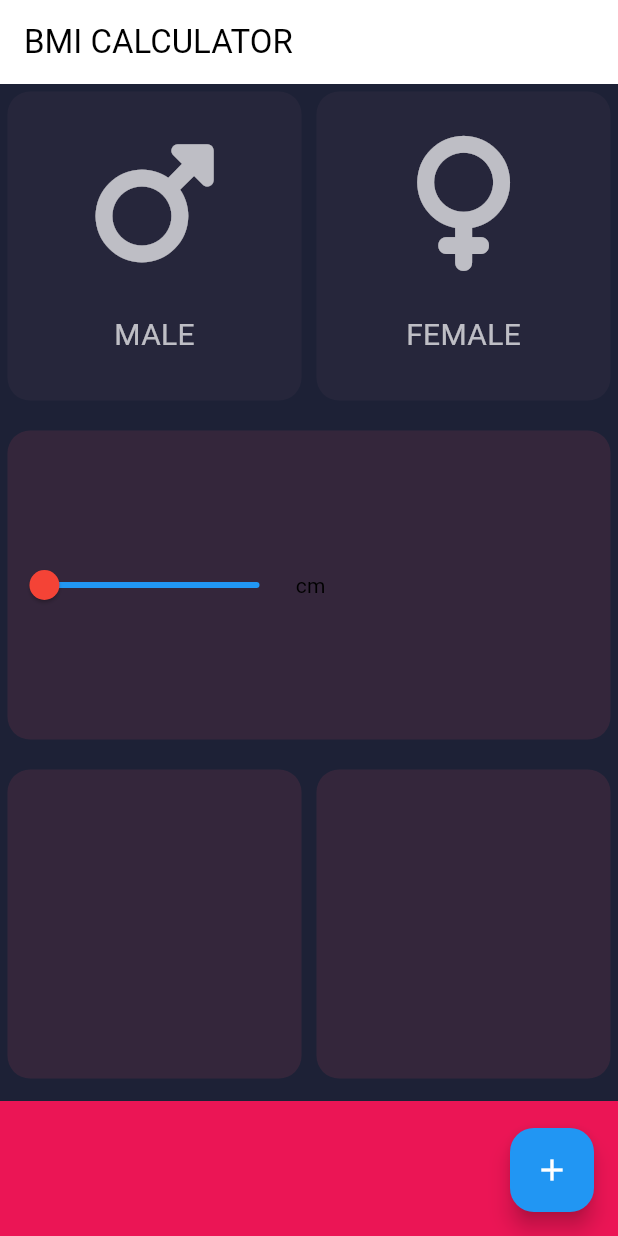
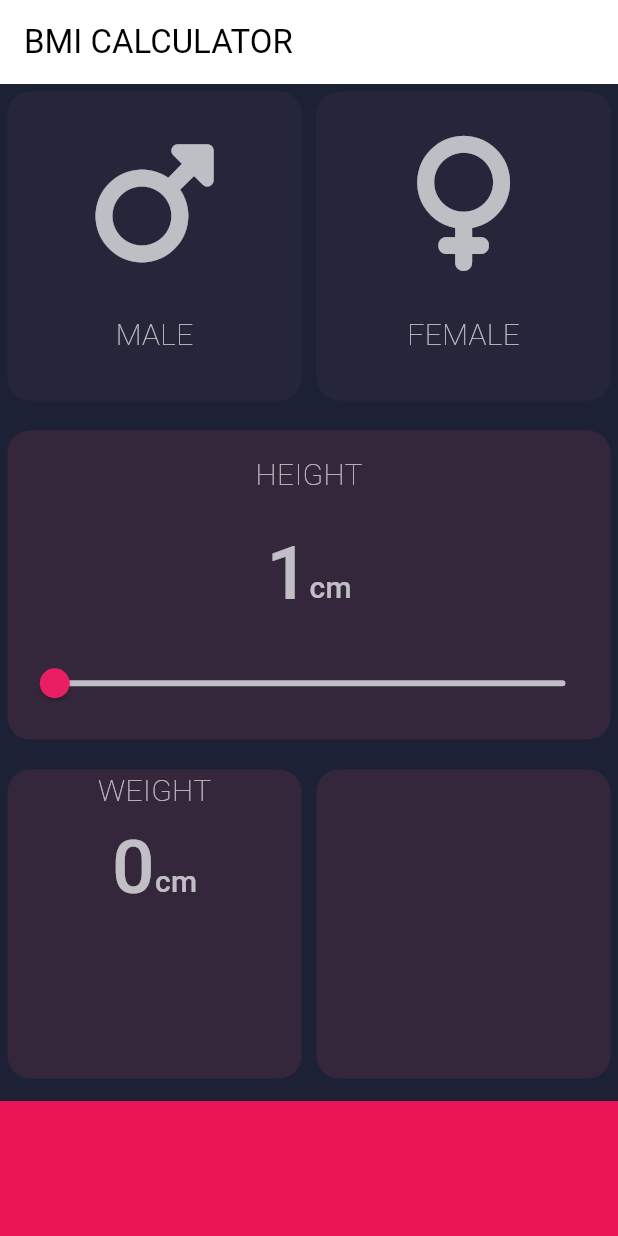
Before and after one commit to Kriptos23/bmi_calc, a Flutter app: the screen it shows after launch, on a phone screen of 412 x 824 dp. Run offline on Flutter 3.47's test engine with Material 3 defaults, Android fonts, the phone set to English and light mode, and no system bars; our stand-ins replace font_awesome_flutter.

Commit message:
doing weight and 2 floating action buttons now(I know it is a bad idea)

```diff
--- /dev/null
+++ b/lib/constants.dart
@@ -0,0 +1,17 @@
+import 'package:flutter/material.dart';
+
+const TextStyle kTextGender = TextStyle(fontSize: 20, color: Colors.white70,
+    fontWeight: FontWeight.w100);
+const kActiveContainer = Color(0xFF34263B);
+const kPassiveContainer = Color(0xFF26263B);
+
+int kScaffBackColor = 0xFF1D2136;
+int kSecondaryColor = 0xFF24263B;
+int kLowerContainer = 0xFFEB1555;
+
+double kSliderValue = 1;
+
+int weight = 0;
+
+TextStyle kNumberStyle = TextStyle(fontSize: 50, color: Colors.white70,
+    fontWeight: FontWeight.w500);
--- a/lib/containers.dart
+++ b/lib/containers.dart
@@ -8,6 +8,7 @@ class Containers extends StatelessWidget {
   final Color color;
   void Function()? OnPress;
 // final Function OnPress;
+
   Containers({required this.color, this.ContChild, this
       .OnPress});
 
@@ -17,7 +18,7 @@ class Containers extends StatelessWidget {
       onTap: OnPress,
       child: Container(
           child: ContChild,
-          margin: EdgeInsets.fromLTRB(5, 5, 5, 0),
+          margin: const EdgeInsets.fromLTRB(5, 5, 5, 0),
           // width: width1?.toDouble(), height: height1?.toDouble()
           decoration: BoxDecoration(
               color: color, borderRadius: BorderRadius.circular(15))),
--- a/lib/icon_widget.dart
+++ b/lib/icon_widget.dart
@@ -1,7 +1,5 @@
 import 'package:flutter/material.dart';
-import 'icon_widget.dart';
-
-const TextStyle textGender = TextStyle(fontSize: 20, color: Colors.white70);
+import 'constants.dart';
 
 class IconWidget extends StatelessWidget {
   final IconData iconG;
@@ -13,7 +11,7 @@ class IconWidget extends StatelessWidget {
   Widget build(BuildContext context) {
     return Column(mainAxisAlignment: MainAxisAlignment.spaceEvenly, children: [
       Icon(iconG, color: Colors.white70, size: 90),
-      Text(gender, style: textGender)
+      Text(gender, style: kTextGender)
     ]);
   }
 }
--- a/lib/input_page.dart
+++ b/lib/input_page.dart
@@ -2,14 +2,19 @@ import 'package:flutter/material.dart';
 import 'containers.dart';
 import 'icon_widget.dart';
 import 'package:font_awesome_flutter/font_awesome_flutter.dart';
+import 'constants.dart';
 import 'main.dart';
+
+Color maleContainerColor = kPassiveContainer;
+Color femaleContainerColor = kPassiveContainer;
+MaleOrFemale? gender;
+
+enum MaleOrFemale { male, female }
 
 class InputPage extends StatefulWidget {
   @override
   _InputPageState createState() => _InputPageState();
 }
-
-double sliderValue = 1;
 
 class _InputPageState extends State<InputPage> {
   @override
@@ -33,7 +38,7 @@ class _InputPageState extends State<InputPage> {
                       // color: Color(currentContainerMale),
                       color: (gender == MaleOrFemale.male)
                           ? Colors.blue
-                          : passiveContainer,
+                          : kPassiveContainer,
                       ContChild: IconWidget(
                         iconG: FontAwesomeIcons.mars,
                         gender: "MALE",
@@ -52,7 +57,7 @@ class _InputPageState extends State<InputPage> {
                       // color: Color(currentContainerFemale),
                       color: (gender == MaleOrFemale.female)
                           ? Colors.pink
-                          : passiveContainer,
+                          : kPassiveContainer,
                       ContChild: IconWidget(
                           iconG: FontAwesomeIcons.venus, gender: "FEMALE"),
                       OnPress: () {
@@ -74,21 +79,54 @@ class _InputPageState extends State<InputPage> {
               children: [
                 Expanded(
                     child: Containers(
-                          color: activeContainer,
+                  color: kActiveContainer,
                   OnPress: () {},
-                          ContChild: Row(children: [
-                              Slider(thumbColor: Colors.red, activeColor:
-                              Colors.green, inactiveColor: Colors.blue,
-                                 secondaryTrackValue: sliderValue,
-                                  value:
-                              sliderValue, max:
-                              230,
-                                  onChanged:
-                                  (double value){
+                  ContChild: Column(
+                      mainAxisAlignment: MainAxisAlignment.end,
+                      // crossAxisAlignment: CrossAxisAlignment.baseline,
+                      // textBaseline: TextBaseline.alphabetic,
+                      children: [
+                        Padding(
+                          padding: EdgeInsets.fromLTRB(0, 15, 0, 15),
+                          child: Text(
+                            "HEIGHT",
+                            style: kTextGender,
+                          ),
+                        ),
+                        Row(
+                          mainAxisAlignment: MainAxisAlignment.center,
+                          crossAxisAlignment: CrossAxisAlignment.baseline,
+                          textBaseline: TextBaseline.ideographic,
+                          children: [
+                            Text(
+                              '${kSliderValue.round()}',
+                              style: kNumberStyle,
+                            ),
+                            Text('cm', style: kNumberStyle.copyWith(fontSize:
+                            20))
+                          ],
+                        ),
+                        Expanded(
+                          child: SliderTheme(data: SliderThemeData
+                            (overlayShape: RoundSliderOverlayShape
+                            (overlayRadius: 30), thumbColor: (gender ==
+                              MaleOrFemale.male) ? Colors.blue : Colors.pink,
+                              activeTrackColor: (gender ==
+                                  MaleOrFemale.male) ? Colors.blue : Colors.pink),
+                            child: Slider(
+                                // thumbColor: Colors.red,
+                                // activeColor: Color(0xFFE83D66),
+                                inactiveColor: Colors.white70,
+                                secondaryTrackValue: kSliderValue,
+                                value: kSliderValue,
+                                max: 230,
+                                onChanged: (double value) {
                                   setState(() {
-                                  sliderValue = value;
+                                    kSliderValue = value;
                                   });
-                                }), Text('cm')
+                                }),
+                          ),
+                        ),
                       ]),
                 ))
               ],
@@ -97,38 +135,39 @@ class _InputPageState extends State<InputPage> {
             Expanded(
                 child: Row(children: [
               Expanded(
-                      child: Containers(
-                          color: activeContainer, OnPress: () {})),
+                  child: Containers(color: kActiveContainer,
+                      ContChild: Column(
+                        children: [
+                          Text("WEIGHT", style: kTextGender,),
+                        Row(
+                          crossAxisAlignment: CrossAxisAlignment.baseline,
+                          textBaseline: TextBaseline.alphabetic,
+                          mainAxisAlignment: MainAxisAlignment.center,
+                          children: [
+                            Text("$weight", style: kNumberStyle), Text('cm',
+                                style: kNumberStyle.copyWith(fontSize: 20))
+                          ],
+                        ),
+                        Row(children: []),
+                        ],
+                      ))),
               Expanded(
-                      child: Containers(color: activeContainer, OnPress: () {}))
+                  child: Containers(color: kActiveContainer, OnPress: () {}))
             ])),
             Container(
                 width: double.infinity,
                 height: 90,
-                color: Color(0xFFEB1555),
+                color: Color(kLowerContainer),
                 margin: EdgeInsets.only(top: 15))
           ],
         ),
       ),
-      floatingActionButton: FloatingActionButton(
-        onPressed: () {},
-        child: Icon(Icons.add),
-      ),
     );
   }
 }
-
-const activeContainer = Color(0xFF34263B);
-const passiveContainer = Color(0xFF26263B);
 // int currentContainerMale = passiveContainer;
 // int currentContainerFemale = passiveContainer;
 
-Color maleContainerColor = passiveContainer;
-Color femaleContainerColor = passiveContainer;
-
-enum MaleOrFemale { male, female }
-
-MaleOrFemale? gender;
 // void updateContainerColorGender(maleOrFemale a) {
 //   if (a == maleOrFemale.male) {
 //     // if(maleContainerColor == passiveContainer){
--- a/lib/main.dart
+++ b/lib/main.dart
@@ -1,5 +1,6 @@
 import 'package:flutter/material.dart';
 import 'input_page.dart';
+import 'constants.dart';
 
 void main() => runApp(BMICalculator());
 
@@ -8,10 +9,10 @@ class BMICalculator extends StatelessWidget {
   Widget build(BuildContext context) {
     return MaterialApp(
       theme: ThemeData(
-        scaffoldBackgroundColor: Color(0xFF1D2136),
+        scaffoldBackgroundColor: Color(kScaffBackColor),
         colorScheme: ColorScheme.fromSwatch().copyWith(
-      secondary: Color(0xFF24263B),
-        primary: Color(0xFF1D2136),),
+      secondary: Color(kSecondaryColor),
+        primary: Color(kScaffBackColor),),
       ),
     home: InputPage(),
     );
```
Lines whose indentation alone changed are shown as unchanged.
